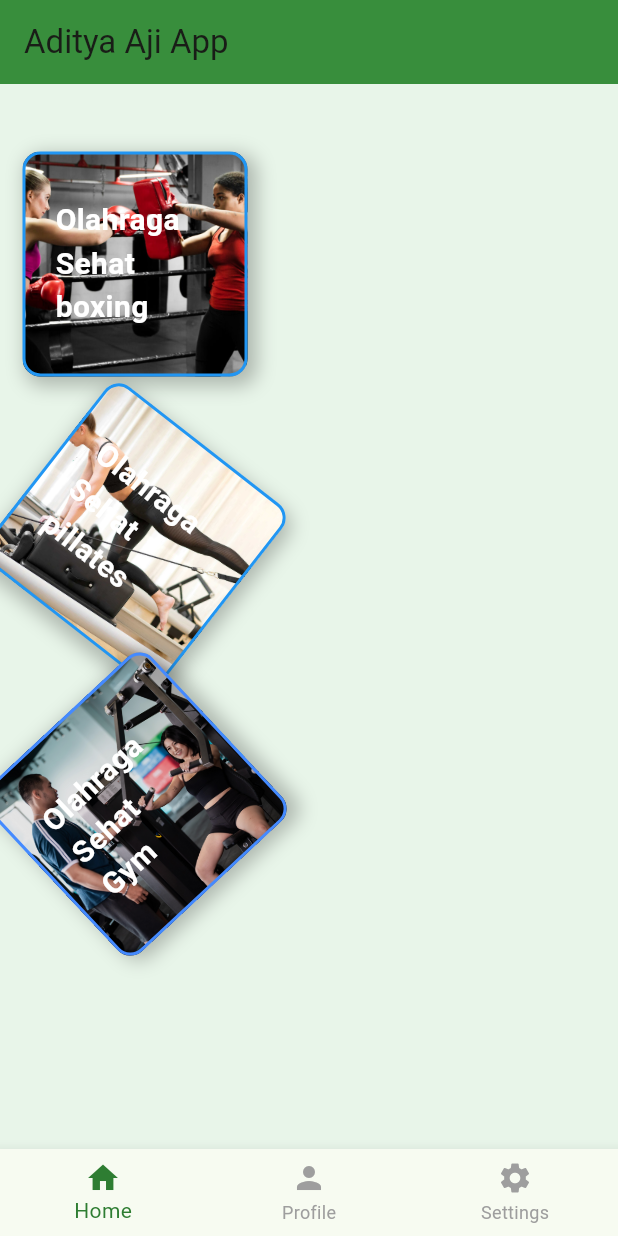
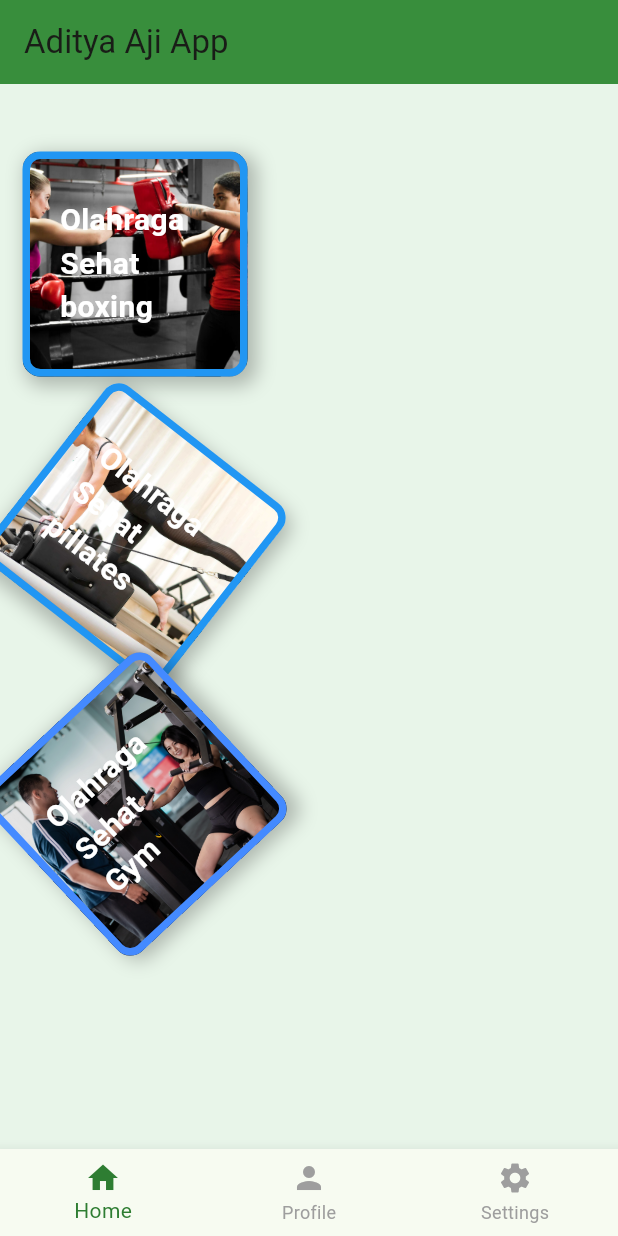
Before and after one commit to adityaaji03/tugas_week_5_1123150023, a Flutter app: the screen it shows after launch, on a phone screen of 412 x 824 dp. Run offline on Flutter 3.47's test engine with Material 3 defaults, Android fonts, the phone set to English and light mode, and no system bars.

Commit message:
commit ke lima

```diff
--- a/lib/main.dart
+++ b/lib/main.dart
@@ -101,7 +101,7 @@ class _HomePageState extends State<HomePage> {
               : null,
         ),
         borderRadius: BorderRadius.circular(12),
-        border: Border.all(color: borderColor, width: 2),
+        border: Border.all(color: borderColor, width: 5),
         gradient: gradient,
 
         boxShadow: [
@@ -117,6 +117,7 @@ class _HomePageState extends State<HomePage> {
         crossAxisAlignment: CrossAxisAlignment.start,
         mainAxisAlignment: MainAxisAlignment.center,
         children: [
+
           const Text(
             "Olahraga",
             style: TextStyle(fontSize: 20, fontWeight: FontWeight.bold, color: Colors.white,),
@@ -141,7 +142,7 @@ class _HomePageState extends State<HomePage> {
         mainAxisAlignment: MainAxisAlignment.center,
         children: [
           const SizedBox(height: 30),
-          _sansContainer(), // hanya tampilkan kontainer
+          _sansContainer(),
         ],
       ),
     );
```
